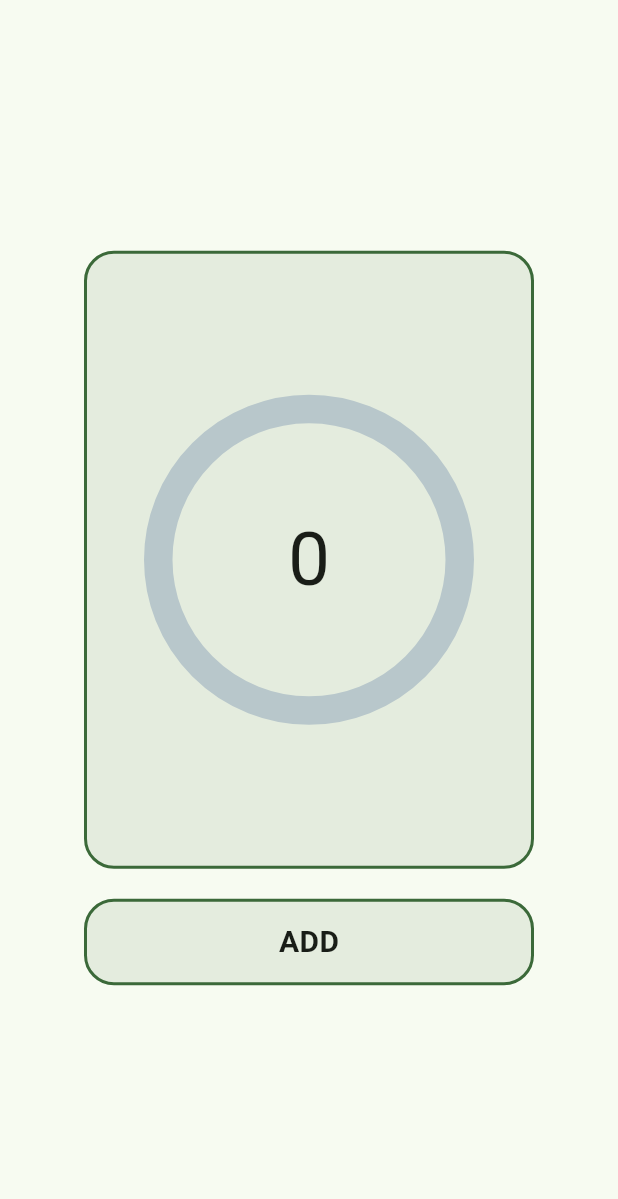
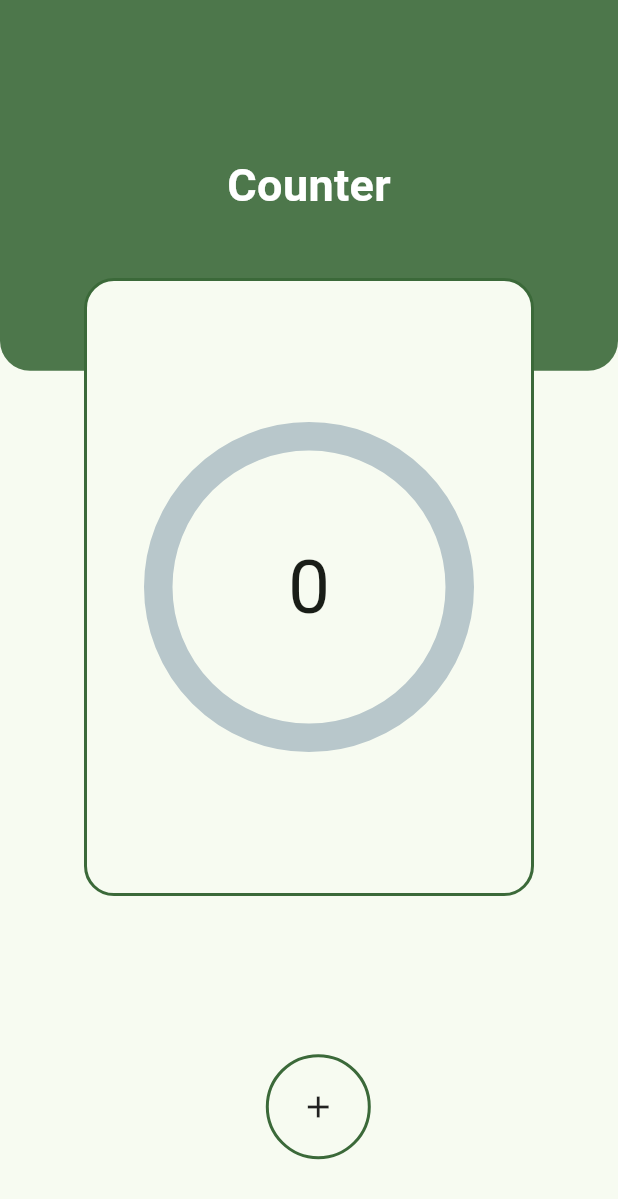
Before and after one commit to AroojAslam/counter_app_using_provider, a Flutter app: the screen it shows after launch, on a phone screen of 412 x 824 dp. Shown: the top 1199 px of the screen. Run offline on Flutter 3.47's test engine with Material 2 defaults, Android fonts, the phone set to English and light mode, and no system bars; drawn by our look-alikes of percent_indicator.

Commit message:
Update home_screen.dart

```diff
--- a/lib/home_screen.dart
+++ b/lib/home_screen.dart
@@ -12,13 +12,28 @@ class HomeScreen extends StatelessWidget {
       backgroundColor: Theme.of(context).dialogBackgroundColor,
       body: Center(
         child: Column(
-          mainAxisAlignment: MainAxisAlignment.center,
+
+          children: [
+           Stack(
              children: [
                Container(
+                 width:MediaQuery.of(context).size.width ,
+                 height:MediaQuery.of(context).size.height *0.3,
+                 decoration: BoxDecoration(
+                     color: Theme.of(context).primaryColor.withOpacity(0.9),
+                     borderRadius:const BorderRadius.only(bottomRight: Radius.circular(20),
+                         bottomLeft: Radius.circular(20))
+                 ),
+                 child:const Center(child: Text('Counter',style: TextStyle(color: Colors.white,fontWeight: FontWeight.bold,fontSize: 30))),
+               ),
+               Align(
+                 heightFactor: 1.9,
+                alignment:const Alignment(0,0),
+                 child: Container(
                    height:MediaQuery.of(context).size.height *0.5,
                    width: 300,
                    decoration: BoxDecoration(
-                color: Theme.of(context).primaryColor.withOpacity(0.1),
+                     color: Theme.of(context).dialogBackgroundColor,
                      border: Border.all(
                        width: 2,
                        color: Theme.of(context).primaryColor,
@@ -38,26 +53,35 @@ class HomeScreen extends StatelessWidget {
                      );
                    }),
                  ),
-            SizedBox(height: 20,),
-            GestureDetector(
+               ),
+               Positioned(
+                 bottom: 10,
+                 right: MediaQuery.of(context).size.width/2.5,
+
+                 child: GestureDetector(
                    onTap: (){
                      countProvider.setCount();
                      countProvider.percent();
                    },
                    child: Container(
-                height:MediaQuery.of(context).size.height *0.07,
-                width: 300,
+                     height:70,
+                     width: 70,
                      decoration: BoxDecoration(
-                  color: Theme.of(context).primaryColor.withOpacity(0.1),
+                       shape: BoxShape.circle,
+                       color: Theme.of(context).dialogBackgroundColor,
                        border: Border.all(
                          width: 2,
                          color: Theme.of(context).primaryColor,
                        ),
-                  borderRadius: BorderRadius.circular(20),
                      ),
-                child: Center(child: Text('ADD',style: TextStyle(fontSize: 20,fontWeight: FontWeight.bold),)),
+                     child:const Center(child: Icon(Icons.add)),
                    ),
-            )
+                 ),
+               ),
+             ],
+           ),
+
+
           ],
         )
       ),
```
Lines whose indentation alone changed are shown as unchanged.
